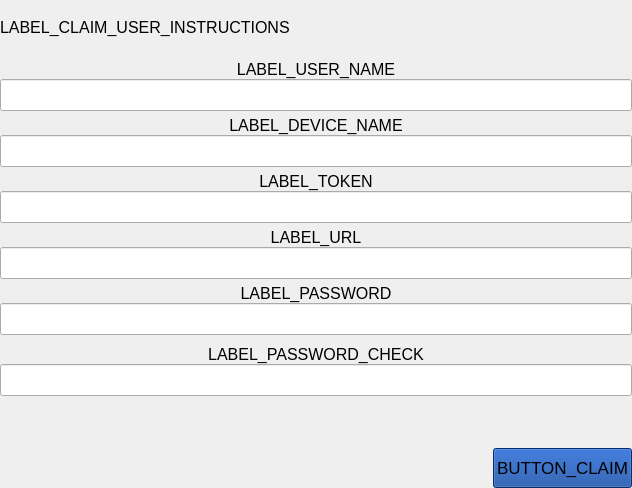
The window that parsec/core/gui/forms/claim_user_widget.ui (Scille/parsec-cloud) describes before a commit, drawn with Qt 5.
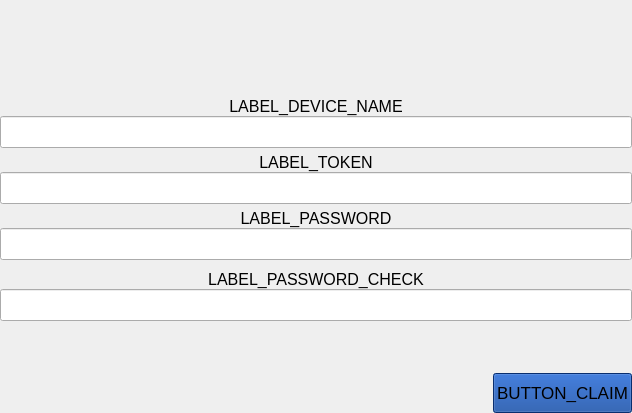
The same window after the commit. Custom widgets are drawn as their Qt base class.

Commit message: [GUI] Changed the way claim/bootstrap is done

The edit to the form file:
```diff
--- a/parsec/core/gui/forms/claim_user_widget.ui
+++ b/parsec/core/gui/forms/claim_user_widget.ui
@@ -7,7 +7,7 @@
     <x>0</x>
     <y>0</y>
     <width>632</width>
-    <height>488</height>
+    <height>413</height>
    </rect>
   </property>
   <property name="sizePolicy">
@@ -64,7 +64,7 @@
       </font>
      </property>
      <property name="text">
-      <string>LABEL_CLAIM_USER_INSTRUCTIONS</string>
+      <string/>
      </property>
      <property name="alignment">
       <set>Qt::AlignJustify|Qt::AlignVCenter</set>
@@ -131,46 +131,6 @@
          <property name="bottomMargin">
           <number>0</number>
          </property>
-         <item>
-          <layout class="QVBoxLayout" name="verticalLayout_5">
-           <property name="spacing">
-            <number>0</number>
-           </property>
-           <item>
-            <widget class="QLabel" name="label">
-             <property name="font">
-              <font>
-               <pointsize>12</pointsize>
-              </font>
-             </property>
-             <property name="styleSheet">
-              <string notr="true"/>
-             </property>
-             <property name="text">
-              <string>LABEL_USER_NAME</string>
-             </property>
-             <property name="alignment">
-              <set>Qt::AlignCenter</set>
-             </property>
-            </widget>
-           </item>
-           <item>
-            <widget class="QLineEdit" name="line_edit_login">
-             <property name="minimumSize">
-              <size>
-               <width>0</width>
-               <height>32</height>
-              </size>
-             </property>
-             <property name="font">
-              <font>
-               <pointsize>12</pointsize>
-              </font>
-             </property>
-            </widget>
-           </item>
-          </layout>
-         </item>
          <item>
           <layout class="QVBoxLayout" name="verticalLayout_7">
            <property name="spacing">
@@ -251,43 +211,6 @@
            </item>
           </layout>
          </item>
-         <item>
-          <layout class="QVBoxLayout" name="verticalLayout_9">
-           <property name="spacing">
-            <number>0</number>
-           </property>
-           <item>
-            <widget class="QLabel" name="label_10">
-             <property name="font">
-              <font>
-               <pointsize>12</pointsize>
-              </font>
-             </property>
-             <property name="text">
-              <string>LABEL_URL</string>
-             </property>
-             <property name="alignment">
-              <set>Qt::AlignCenter</set>
-             </property>
-            </widget>
-           </item>
-           <item>
-            <widget class="QLineEdit" name="line_edit_url">
-             <property name="minimumSize">
-              <size>
-               <width>0</width>
-               <height>32</height>
-              </size>
-             </property>
-             <property name="font">
-              <font>
-               <pointsize>12</pointsize>
-              </font>
-             </property>
-            </widget>
-           </item>
-          </layout>
-         </item>
          <item>
           <widget class="QWidget" name="widget_password" native="true">
            <layout class="QVBoxLayout" name="verticalLayout_2">
```
Left out of the diff: 2 changed lines with no effect on the pictures. The commit also changes 19 other files.
